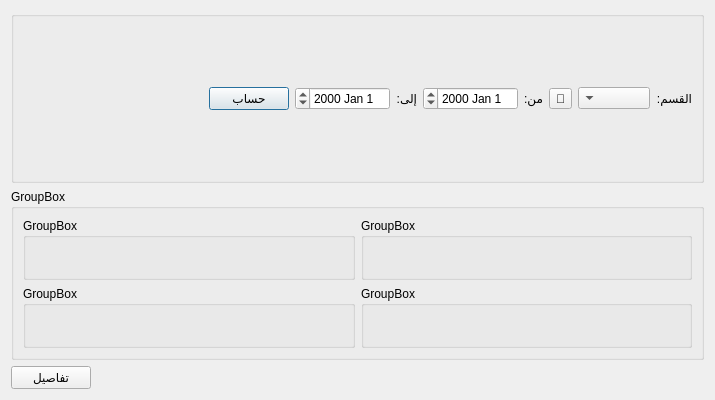
Qt form Ui_Department_Report.ui (rabee361/E-commerce2) before a commit.
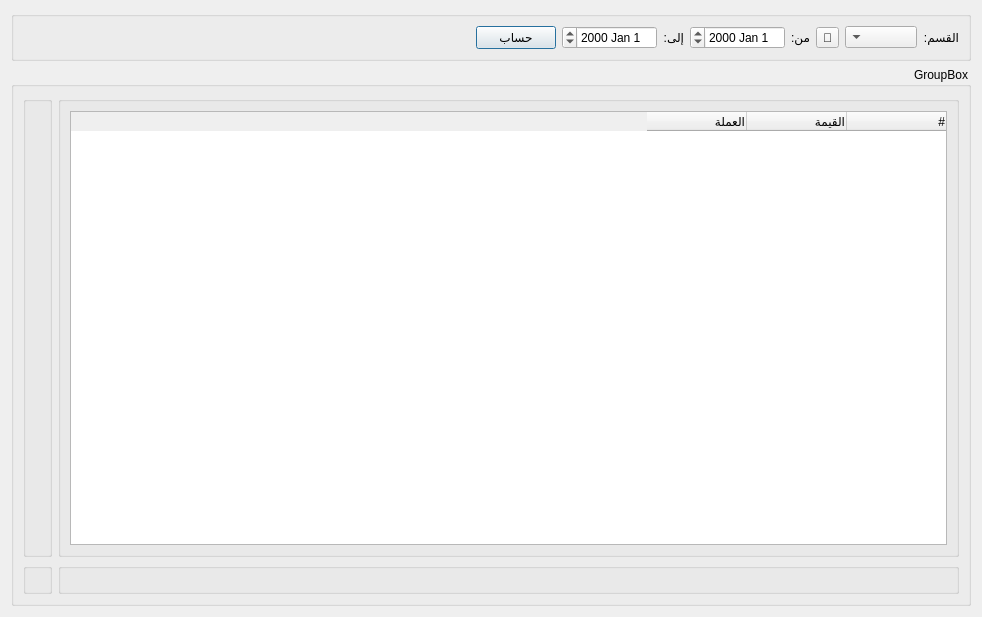
The same form after that commit. Icons and pictures are not drawn.

```diff
--- a/Ui_Department_Report.ui
+++ b/Ui_Department_Report.ui
@@ -9,8 +9,8 @@
    <rect>
     <x>0</x>
     <y>0</y>
-    <width>715</width>
-    <height>400</height>
+    <width>982</width>
+    <height>617</height>
    </rect>
   </property>
   <property name="minimumSize">
@@ -32,12 +32,21 @@
    <iconset>
     <normaloff>icons/coin_dollar.png</normaloff>icons/coin_dollar.png</iconset>
   </property>
+  <property name="layoutDirection">
+   <enum>Qt::RightToLeft</enum>
+  </property>
   <property name="modal">
    <bool>true</bool>
   </property>
   <layout class="QGridLayout" name="gridLayout_2">
    <item row="0" column="0" colspan="2">
     <widget class="QGroupBox" name="groupBox">
+     <property name="maximumSize">
+      <size>
+       <width>16777215</width>
+       <height>50</height>
+      </size>
+     </property>
      <property name="layoutDirection">
       <enum>Qt::RightToLeft</enum>
      </property>
@@ -119,61 +128,77 @@
    </item>
    <item row="1" column="0" colspan="2">
     <widget class="QGroupBox" name="groupBox_2">
+     <property name="layoutDirection">
+      <enum>Qt::RightToLeft</enum>
+     </property>
      <property name="title">
       <string>GroupBox</string>
      </property>
      <layout class="QGridLayout" name="gridLayout_3">
-      <item row="0" column="0">
+      <item row="1" column="3">
+       <widget class="QGroupBox" name="salary_change_chart">
+        <property name="title">
+         <string/>
+        </property>
+       </widget>
+      </item>
+      <item row="0" column="3">
        <widget class="QGroupBox" name="avg_salary_chart">
         <property name="title">
-         <string>GroupBox</string>
+         <string/>
         </property>
        </widget>
       </item>
-      <item row="0" column="1">
-       <widget class="QGroupBox" name="chart1_3">
+      <item row="0" column="0">
+       <widget class="QGroupBox" name="department_info">
+        <property name="layoutDirection">
+         <enum>Qt::RightToLeft</enum>
+        </property>
         <property name="title">
-         <string>GroupBox</string>
+         <string/>
         </property>
+        <layout class="QGridLayout" name="gridLayout_4">
+         <item row="0" column="0">
+          <widget class="QTableWidget" name="tableWidget">
+           <column>
+            <property name="text">
+             <string>#</string>
+            </property>
+            <property name="textAlignment">
+             <set>AlignTrailing|AlignVCenter</set>
+            </property>
+           </column>
+           <column>
+            <property name="text">
+             <string>القيمة</string>
+            </property>
+            <property name="textAlignment">
+             <set>AlignTrailing|AlignVCenter</set>
+            </property>
+           </column>
+           <column>
+            <property name="text">
+             <string>العملة</string>
+            </property>
+            <property name="textAlignment">
+             <set>AlignTrailing|AlignVCenter</set>
+            </property>
+           </column>
+          </widget>
+         </item>
+        </layout>
        </widget>
       </item>
       <item row="1" column="0">
-       <widget class="QGroupBox" name="chart1_2">
-        <property name="title">
-         <string>GroupBox</string>
-        </property>
-       </widget>
-      </item>
-      <item row="1" column="1">
        <widget class="QGroupBox" name="employee_num_chart">
         <property name="title">
-         <string>GroupBox</string>
+         <string/>
         </property>
        </widget>
       </item>
      </layout>
     </widget>
    </item>
-   <item row="2" column="0">
-    <widget class="QPushButton" name="save_btn">
-     <property name="text">
-      <string>تفاصيل</string>
-     </property>
-    </widget>
-   </item>
-   <item row="2" column="1">
-    <spacer name="horizontalSpacer">
-     <property name="orientation">
-      <enum>Qt::Horizontal</enum>
-     </property>
-     <property name="sizeHint" stdset="0">
-      <size>
-       <width>161</width>
-       <height>20</height>
-      </size>
-     </property>
-    </spacer>
-   </item>
   </layout>
  </widget>
  <resources/>
```
Left out of the diff: 80 changed lines with no effect on the pictures.
